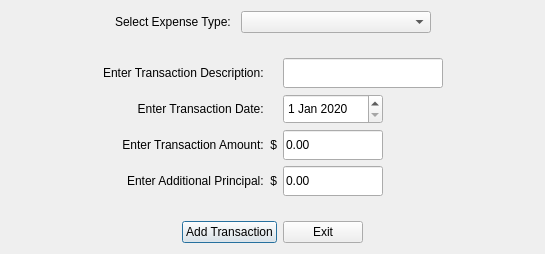
Before: the Qt Designer form CashFlowManager/addexpensetransactiondialog.ui in epw7856/CashFlowManager, drawn with Qt 5.
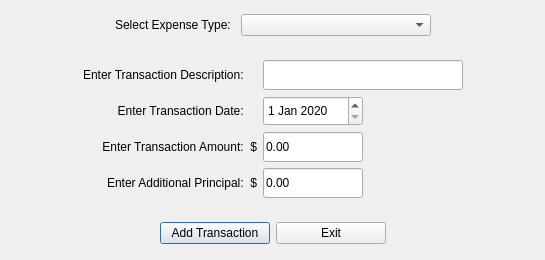
After: the same form once the commit is applied.

Diff of the .ui file:
```diff
--- a/CashFlowManager/addexpensetransactiondialog.ui
+++ b/CashFlowManager/addexpensetransactiondialog.ui
@@ -10,9 +10,15 @@
     <x>0</x>
     <y>0</y>
     <width>545</width>
-    <height>254</height>
+    <height>260</height>
    </rect>
   </property>
+  <property name="font">
+   <font>
+    <family>Segoe UI</family>
+    <pointsize>9</pointsize>
+   </font>
+  </property>
   <property name="windowTitle">
    <string>Add Expense Transaction</string>
   </property>
@@ -78,10 +84,13 @@
      <property name="orientation">
       <enum>Qt::Vertical</enum>
      </property>
+     <property name="sizeType">
+      <enum>QSizePolicy::Fixed</enum>
+     </property>
      <property name="sizeHint" stdset="0">
       <size>
        <width>20</width>
-       <height>40</height>
+       <height>15</height>
       </size>
      </property>
     </spacer>
@@ -297,13 +306,13 @@
       <widget class="QLineEdit" name="lineEditDescription">
        <property name="minimumSize">
         <size>
-         <width>160</width>
+         <width>200</width>
          <height>30</height>
         </size>
        </property>
        <property name="maximumSize">
         <size>
-         <width>160</width>
+         <width>200</width>
          <height>30</height>
         </size>
        </property>
@@ -316,10 +325,13 @@
      <property name="orientation">
       <enum>Qt::Vertical</enum>
      </property>
+     <property name="sizeType">
+      <enum>QSizePolicy::Fixed</enum>
+     </property>
      <property name="sizeHint" stdset="0">
       <size>
        <width>20</width>
-       <height>40</height>
+       <height>15</height>
       </size>
      </property>
     </spacer>
@@ -341,6 +353,12 @@
      </item>
      <item>
       <widget class="QPushButton" name="pushButtonAddTransaction">
+       <property name="minimumSize">
+        <size>
+         <width>110</width>
+         <height>0</height>
+        </size>
+       </property>
        <property name="text">
         <string>Add Transaction</string>
        </property>
@@ -348,6 +366,12 @@
      </item>
      <item>
       <widget class="QPushButton" name="pushButtonExit">
+       <property name="minimumSize">
+        <size>
+         <width>110</width>
+         <height>0</height>
+        </size>
+       </property>
        <property name="text">
         <string>Exit</string>
        </property>
```
